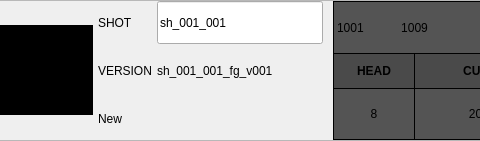
First picture: the form in resources/cut_diff_card.ui, repository shotgunsoftware/tk-multi-importcut, before the edit; both pictures show x 94 to 574 and y 0 to 141 of the 712 by 141 pixel window.
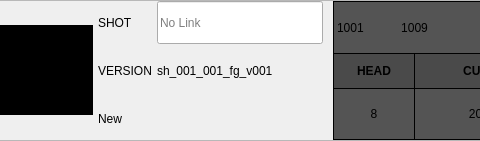
Second picture: the form after the edit. Icons and pictures are not drawn. Custom widgets are drawn as their Qt base class.

The edit to the form file:
```diff
--- a/resources/cut_diff_card.ui
+++ b/resources/cut_diff_card.ui
@@ -137,7 +137,10 @@
           </sizepolicy>
          </property>
          <property name="text">
-          <string>sh_001_001</string>
+          <string/>
+         </property>
+         <property name="placeholderText">
+          <string>No Link</string>
          </property>
         </widget>
        </item>
```
